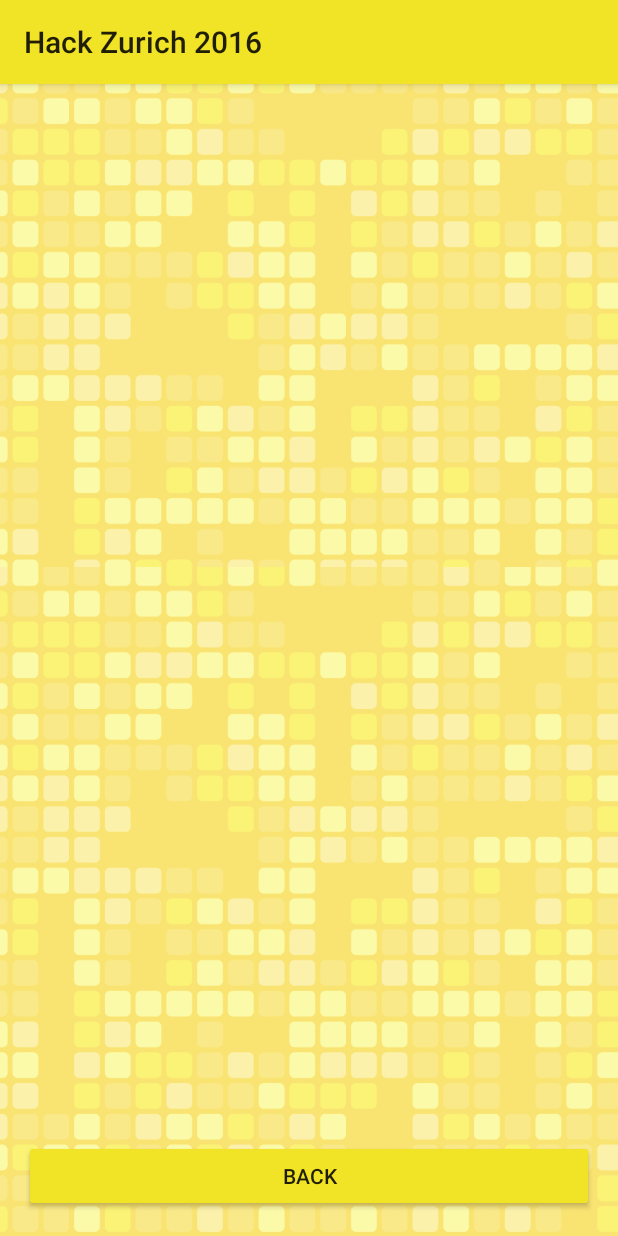
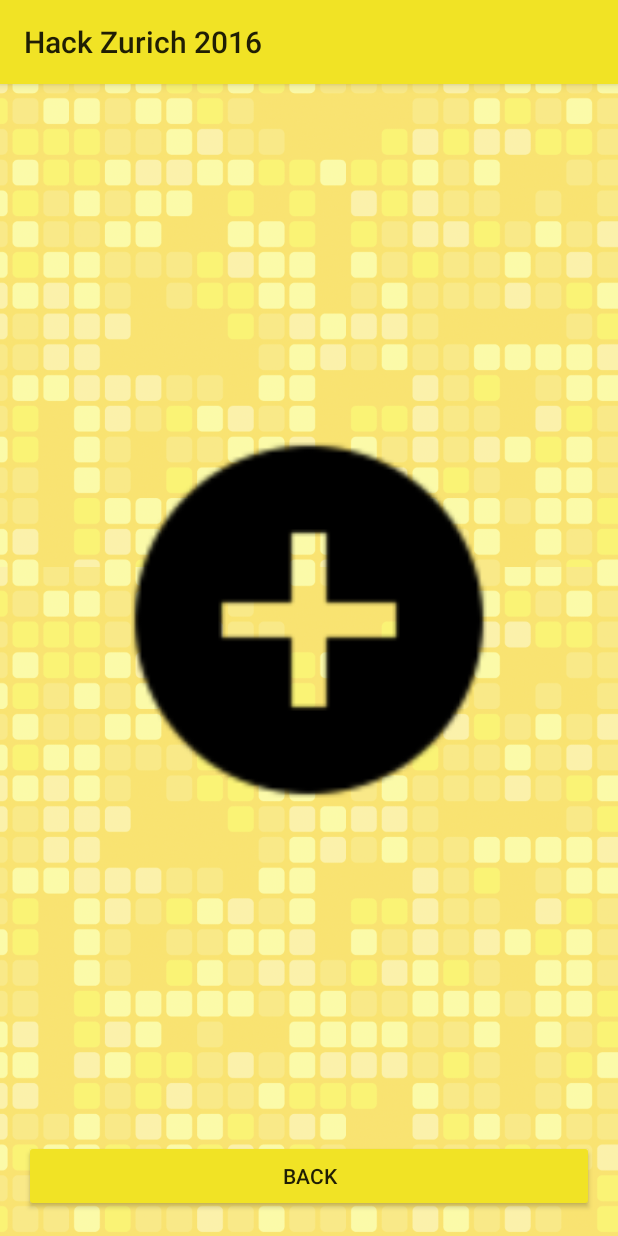
Before and after one commit to renuo/hack-zurich-2016, an Android app: the BarcodeActivity screen opened directly, with no data from a screen before it, on a phone screen of 412 x 824 dp. Run offline under Robolectric (Android 15) with nearby library versions, the phone set to English and light mode, and no system bars; 2 statements that could not run were skipped.

Commit message:
improve design

```diff
--- a/app/src/main/java/ch/renuo/hackzurich2016/qrcode/QRcodeInterface.java
+++ b/app/src/main/java/ch/renuo/hackzurich2016/qrcode/QRcodeInterface.java
@@ -11,7 +11,7 @@ import com.google.zxing.qrcode.QRCodeWriter;
 import ch.renuo.hackzurich2016.models.Household;
 
 public class QRcodeInterface {
-    public static final int QRCODE_DIMENSION = 300;
+    public static final int QRCODE_DIMENSION = 600;
 
     public static Bitmap generateBitmap(String householdId) throws Exception {
         BitMatrix matrix = generateBitMatrix(householdId);
--- a/app/src/main/res/layout/activity_barcode.xml
+++ b/app/src/main/res/layout/activity_barcode.xml
@@ -14,15 +14,25 @@
         android:scaleType="centerCrop"
         android:src="@drawable/rise_and_shine_light" />
 
+    <ImageView
+        android:id="@+id/imageView"
+        android:layout_width="fill_parent"
+        android:layout_height="fill_parent"
+        android:src="@drawable/add"
+        android:paddingBottom="180px"
+        android:paddingLeft="100px"
+        android:paddingTop="100px"
+        android:paddingRight="100px" />
+
     <LinearLayout
         android:layout_width="fill_parent"
         android:layout_height="fill_parent"
-        android:gravity="bottom"
         android:orientation="vertical"
         android:paddingBottom="@dimen/activity_vertical_margin"
         android:paddingLeft="@dimen/activity_horizontal_margin"
         android:paddingRight="@dimen/activity_horizontal_margin"
-        android:paddingTop="@dimen/activity_vertical_margin">
+        android:paddingTop="@dimen/activity_vertical_margin"
+        android:gravity="bottom">
 
         <Button
             android:id="@+id/button2"
@@ -34,11 +44,5 @@
             android:onClick="backButtonClicked"
             android:text="Back" />
 
-        <ImageView
-            android:id="@+id/imageView"
-            android:layout_width="wrap_content"
-            android:layout_height="wrap_content"
-            android:layout_alignParentTop="true"
-            android:layout_centerHorizontal="true" />
     </LinearLayout>
 </RelativeLayout>
--- a/app/src/main/res/layout/activity_household.xml
+++ b/app/src/main/res/layout/activity_household.xml
@@ -39,7 +39,7 @@
             android:layout_marginTop="-120px"
             android:backgroundTint="@color/colorPrimary"
             android:onClick="addMemberButtonClicked"
-            android:text="Add New Member" />
+            android:text="Invite Member to Household" />
 
     </LinearLayout>
 </RelativeLayout>
--- a/app/src/main/res/layout/list_row.xml
+++ b/app/src/main/res/layout/list_row.xml
@@ -18,8 +18,8 @@
         android:layout_width="wrap_content"
         android:layout_height="wrap_content"
         android:layout_alignParentRight="true"
-        android:backgroundTintMode="add"
-        android:paddingRight="-30px"
+        android:backgroundTint="@color/zxing_transparent"
+        android:paddingRight="-40px"
         android:src="@android:drawable/btn_plus" />
 
     <android.support.v7.widget.RecyclerView
```
